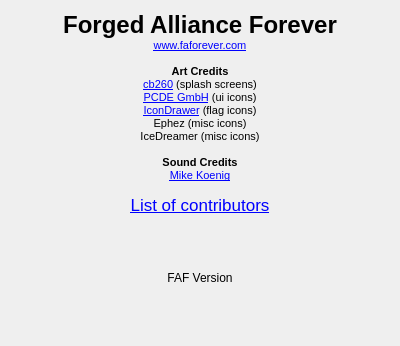
FAForever/client, file res/client/about.ui: the form before one commit.
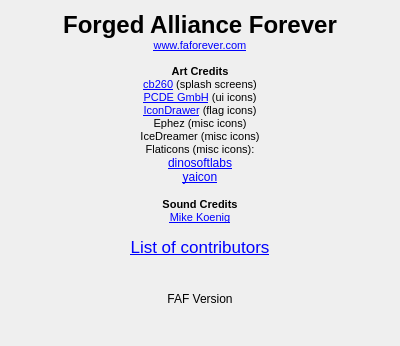
The form after the commit.

Commit message: Replace private game and unknown map icons

```diff
--- a/res/client/about.ui
+++ b/res/client/about.ui
@@ -18,9 +18,12 @@
     <widget class="QLabel" name="label">
      <property name="text">
       <string>&lt;!DOCTYPE HTML PUBLIC &quot;-//W3C//DTD HTML 4.0//EN&quot; &quot;http://www.w3.org/TR/REC-html40/strict.dtd&quot;&gt;
-&lt;html&gt;&lt;head&gt;&lt;meta name=&quot;qrichtext&quot; content=&quot;1&quot; /&gt;&lt;style type=&quot;text/css&quot;&gt;
+&lt;html&gt;&lt;head&gt;&lt;meta name=&quot;qrichtext&quot; content=&quot;1&quot; /&gt;&lt;meta charset=&quot;utf-8&quot; /&gt;&lt;style type=&quot;text/css&quot;&gt;
 p, li { white-space: pre-wrap; }
-&lt;/style&gt;&lt;/head&gt;&lt;body style=&quot; font-family:'.SF NS Text'; font-size:13pt; font-weight:400; font-style:normal;&quot;&gt;
+hr { height: 1px; border-width: 0; }
+li.unchecked::marker { content: &quot;\2610&quot;; }
+li.checked::marker { content: &quot;\2612&quot;; }
+&lt;/style&gt;&lt;/head&gt;&lt;body style=&quot; font-family:'Segoe UI'; font-size:9pt; font-weight:400; font-style:normal;&quot;&gt;
 &lt;p align=&quot;center&quot; style=&quot; margin-top:0px; margin-bottom:0px; margin-left:0px; margin-right:0px; -qt-block-indent:0; text-indent:0px;&quot;&gt;&lt;span style=&quot; font-family:'MS Shell Dlg 2'; font-size:18pt; font-weight:600;&quot;&gt;Forged Alliance Forever&lt;/span&gt;&lt;/p&gt;
 &lt;p align=&quot;center&quot; style=&quot; margin-top:0px; margin-bottom:0px; margin-left:0px; margin-right:0px; -qt-block-indent:0; text-indent:0px;&quot;&gt;&lt;a href=&quot;http://www.faforever.com&quot;&gt;&lt;span style=&quot; font-family:'MS Shell Dlg 2'; font-size:8pt; text-decoration: underline; color:#0000ff;&quot;&gt;www.faforever.com&lt;/span&gt;&lt;/a&gt;&lt;/p&gt;
 &lt;p align=&quot;center&quot; style=&quot;-qt-paragraph-type:empty; margin-top:0px; margin-bottom:0px; margin-left:0px; margin-right:0px; -qt-block-indent:0; text-indent:0px; font-family:'MS Shell Dlg 2'; font-size:8pt;&quot;&gt;&lt;br /&gt;&lt;/p&gt;
@@ -30,11 +33,14 @@
 &lt;p align=&quot;center&quot; style=&quot; margin-top:0px; margin-bottom:0px; margin-left:0px; margin-right:0px; -qt-block-indent:0; text-indent:0px;&quot;&gt;&lt;a href=&quot;http://icondrawer.com&quot;&gt;&lt;span style=&quot; font-family:'MS Shell Dlg 2'; font-size:8pt; text-decoration: underline; color:#0000ff;&quot;&gt;IconDrawer&lt;/span&gt;&lt;/a&gt;&lt;span style=&quot; font-family:'MS Shell Dlg 2'; font-size:8pt;&quot;&gt; (flag icons)&lt;/span&gt;&lt;/p&gt;
 &lt;p align=&quot;center&quot; style=&quot; margin-top:0px; margin-bottom:0px; margin-left:0px; margin-right:0px; -qt-block-indent:0; text-indent:0px;&quot;&gt;&lt;span style=&quot; font-family:'MS Shell Dlg 2'; font-size:8pt;&quot;&gt;Ephez (misc icons)&lt;/span&gt;&lt;/p&gt;
 &lt;p align=&quot;center&quot; style=&quot; margin-top:0px; margin-bottom:0px; margin-left:0px; margin-right:0px; -qt-block-indent:0; text-indent:0px;&quot;&gt;&lt;span style=&quot; font-family:'MS Shell Dlg 2'; font-size:8pt;&quot;&gt;IceDreamer (misc icons)&lt;/span&gt;&lt;/p&gt;
-&lt;p align=&quot;center&quot; style=&quot;-qt-paragraph-type:empty; margin-top:0px; margin-bottom:0px; margin-left:0px; margin-right:0px; -qt-block-indent:0; text-indent:0px; font-family:'MS Shell Dlg 2'; font-size:8pt;&quot;&gt;&lt;br /&gt;&lt;/p&gt;
+&lt;p align=&quot;center&quot; style=&quot; margin-top:0px; margin-bottom:0px; margin-left:0px; margin-right:0px; -qt-block-indent:0; text-indent:0px;&quot;&gt;&lt;span style=&quot; font-family:'MS Shell Dlg 2'; font-size:8pt;&quot;&gt;Flaticons (misc icons):&lt;/span&gt;&lt;/p&gt;
+&lt;p align=&quot;center&quot; style=&quot; margin-top:0px; margin-bottom:0px; margin-left:0px; margin-right:0px; -qt-block-indent:0; text-indent:0px;&quot;&gt;&lt;a href=&quot;https://www.flaticon.com/authors/yaicon&quot;&gt;&lt;span style=&quot; text-decoration: underline; color:#0000ff;&quot;&gt;dinosoftlabs&lt;/span&gt;&lt;/a&gt;&lt;/p&gt;
+&lt;p align=&quot;center&quot; style=&quot; margin-top:0px; margin-bottom:0px; margin-left:0px; margin-right:0px; -qt-block-indent:0; text-indent:0px;&quot;&gt;&lt;a href=&quot;https://www.flaticon.com/authors/yaicon&quot;&gt;&lt;span style=&quot; text-decoration: underline; color:#0000ff;&quot;&gt;yaicon&lt;/span&gt;&lt;/a&gt;&lt;/p&gt;
+&lt;p align=&quot;center&quot; style=&quot;-qt-paragraph-type:empty; margin-top:0px; margin-bottom:0px; margin-left:0px; margin-right:0px; -qt-block-indent:0; text-indent:0px; text-decoration: underline; color:#0000ff;&quot;&gt;&lt;br /&gt;&lt;/p&gt;
 &lt;p align=&quot;center&quot; style=&quot; margin-top:0px; margin-bottom:0px; margin-left:0px; margin-right:0px; -qt-block-indent:0; text-indent:0px;&quot;&gt;&lt;span style=&quot; font-family:'MS Shell Dlg 2'; font-size:8pt; font-weight:600;&quot;&gt;Sound Credits&lt;/span&gt;&lt;/p&gt;
 &lt;p align=&quot;center&quot; style=&quot; margin-top:0px; margin-bottom:0px; margin-left:0px; margin-right:0px; -qt-block-indent:0; text-indent:0px;&quot;&gt;&lt;a href=&quot;http://soundbible.com&quot;&gt;&lt;span style=&quot; font-family:'MS Shell Dlg 2'; font-size:8pt; text-decoration: underline; color:#0000ff;&quot;&gt;Mike Koenig&lt;/span&gt;&lt;/a&gt;&lt;/p&gt;
 &lt;p align=&quot;center&quot; style=&quot;-qt-paragraph-type:empty; margin-top:0px; margin-bottom:0px; margin-left:0px; margin-right:0px; -qt-block-indent:0; text-indent:0px; font-family:'MS Shell Dlg 2'; font-size:8pt;&quot;&gt;&lt;br /&gt;&lt;/p&gt;
-&lt;p align=&quot;center&quot; style=&quot; margin-top:0px; margin-bottom:0px; margin-left:0px; margin-right:0px; -qt-block-indent:0; text-indent:0px;&quot;&gt;&lt;a href=&quot;https://github.com/FAForever/client/graphs/contributors&quot;&gt;&lt;span style=&quot; text-decoration: underline; color:#0000ff;&quot;&gt;List of contributors&lt;/span&gt;&lt;/a&gt;&lt;/p&gt;&lt;/body&gt;&lt;/html&gt;</string>
+&lt;p align=&quot;center&quot; style=&quot; margin-top:0px; margin-bottom:0px; margin-left:0px; margin-right:0px; -qt-block-indent:0; text-indent:0px;&quot;&gt;&lt;a href=&quot;https://github.com/FAForever/client/graphs/contributors&quot;&gt;&lt;span style=&quot; font-family:'.SF NS Text'; font-size:13pt; text-decoration: underline; color:#0000ff;&quot;&gt;List of contributors&lt;/span&gt;&lt;/a&gt;&lt;/p&gt;&lt;/body&gt;&lt;/html&gt;</string>
      </property>
      <property name="openExternalLinks">
       <bool>true</bool>
```
Left out of the diff: 2 changed lines with no effect on the pictures. The commit also changes 3 other files.
